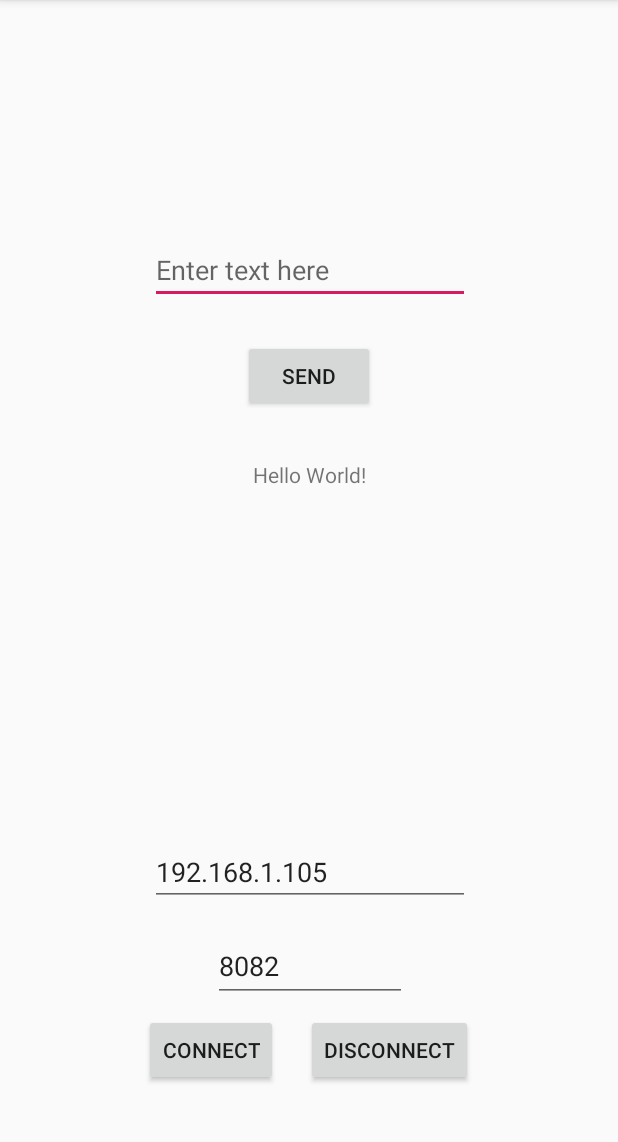
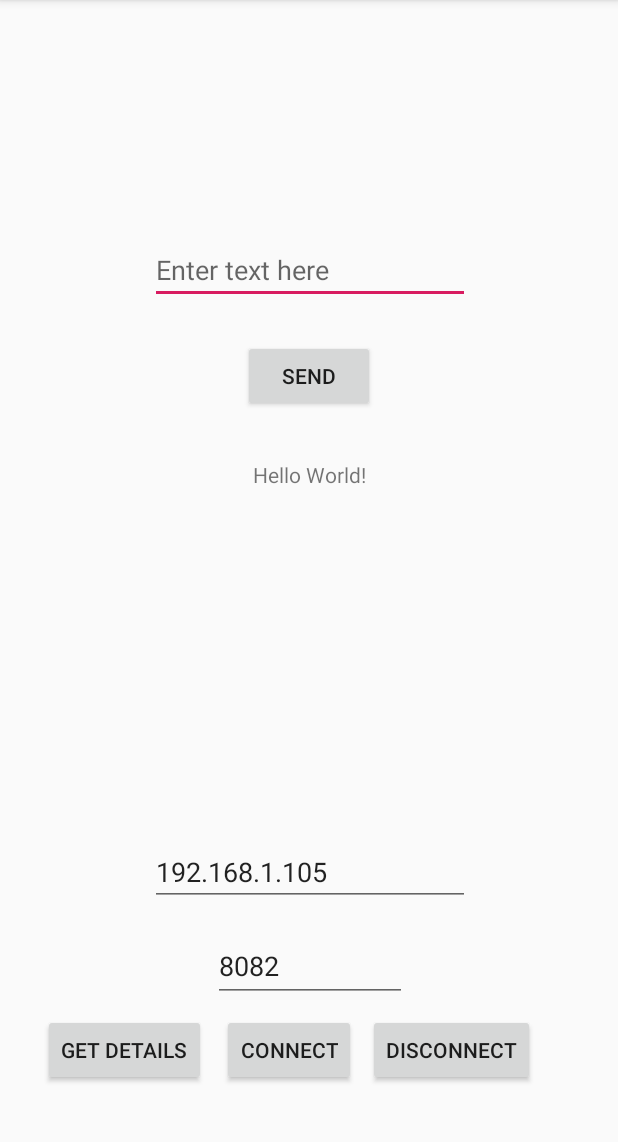
Before and after one commit to OfirKP/Dynamote, an Android app: the screen it shows after launch (MainActivity), on a phone screen of 412 x 824 dp, the part 84-1226 px from its top. Run offline under Robolectric (Android 15) with nearby library versions, the phone set to English and light mode, and no system bars.

Commit message:
Updated auto-connect.

```diff
--- a/app/src/main/res/layout/activity_main.xml
+++ b/app/src/main/res/layout/activity_main.xml
@@ -92,16 +92,31 @@
             android:id="@+id/connectBtn"
             android:layout_width="wrap_content"
             android:layout_height="wrap_content"
-        android:layout_marginStart="96dp"
-        android:layout_marginLeft="96dp"
+            android:layout_marginStart="148dp"
+            android:layout_marginLeft="148dp"
             android:layout_marginTop="8dp"
             android:layout_marginBottom="8dp"
             android:text="connect"
             app:layout_constraintBottom_toBottomOf="parent"
             app:layout_constraintStart_toStartOf="parent"
             app:layout_constraintTop_toBottomOf="@+id/textPort"
-        app:layout_constraintVertical_bias="0.0" />
+            app:layout_constraintVertical_bias="0.0"/>
 
+    <Button
+            android:id="@+id/getDetailsBtn"
+            android:layout_width="wrap_content"
+            android:layout_height="wrap_content"
+            android:layout_marginStart="28dp"
+            android:layout_marginLeft="28dp"
+            android:layout_marginTop="8dp"
+            android:layout_marginBottom="8dp"
+            android:text="Get Details"
+            app:layout_constraintBottom_toBottomOf="parent"
+            app:layout_constraintStart_toStartOf="parent"
+            app:layout_constraintTop_toBottomOf="@+id/textPort"
+            app:layout_constraintVertical_bias="0.0" android:layout_marginEnd="8dp"
+            app:layout_constraintEnd_toStartOf="@+id/connectBtn" android:layout_marginRight="8dp"
+            app:layout_constraintHorizontal_bias="0.181"/>
     <Button
             android:id="@+id/disconnectBtn"
             android:layout_width="wrap_content"
@@ -115,9 +130,9 @@
             android:text="Disconnect"
             app:layout_constraintBottom_toBottomOf="parent"
             app:layout_constraintEnd_toEndOf="parent"
-        app:layout_constraintHorizontal_bias="0.105"
+            app:layout_constraintHorizontal_bias="0.0"
             app:layout_constraintStart_toEndOf="@+id/connectBtn"
             app:layout_constraintTop_toBottomOf="@+id/textPort"
-        app:layout_constraintVertical_bias="0.0" />
+            app:layout_constraintVertical_bias="0.0"/>
 
 </android.support.constraint.ConstraintLayout>
```
Also changed, not shown: app/src/main/java/com/ofirkp/sockettest/MainActivity.kt (+17 -13 lines), app/src/main/java/com/ofirkp/sockettest/NetworkHelper.java (added, +52 -0 lines). Lines whose indentation alone changed are shown as unchanged.
